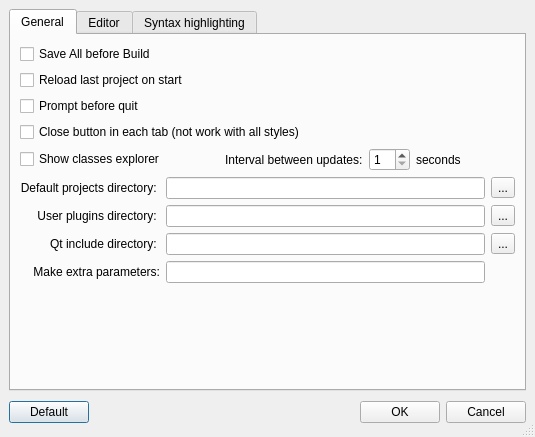
Before: the Qt Designer form ui/options.ui in google-code-export/qdevelop, drawn with Qt 5.
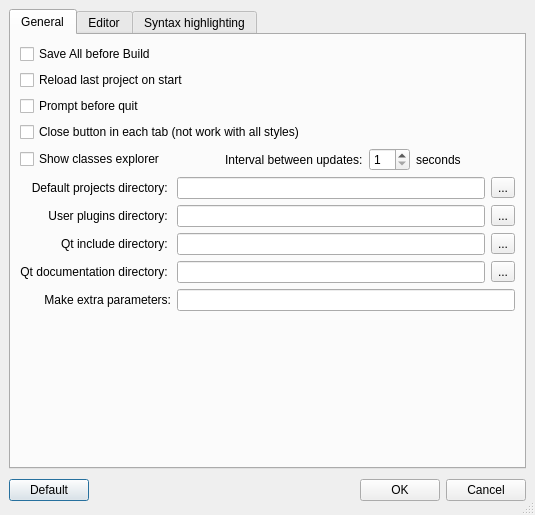
After: the same form once the commit is applied. The open tabs and pages were chosen to show the change. Icons and pictures are not drawn.

Commit message: - Add an option in Options dialog to define the Qt documentation directory which is used to open docs in Assistant.

What changed in the file:
```diff
--- a/ui/options.ui
+++ b/ui/options.ui
@@ -6,7 +6,7 @@
     <x>0</x>
     <y>0</y>
     <width>535</width>
-    <height>379</height>
+    <height>515</height>
    </rect>
   </property>
   <property name="windowTitle" >
@@ -54,104 +54,6 @@
          </property>
         </spacer>
        </item>
-       <item row="4" column="0" >
-        <layout class="QHBoxLayout" >
-         <property name="margin" >
-          <number>0</number>
-         </property>
-         <property name="spacing" >
-          <number>6</number>
-         </property>
-         <item>
-          <widget class="QCheckBox" name="showTreeClasses" >
-           <property name="text" >
-            <string>Show classes explorer</string>
-           </property>
-          </widget>
-         </item>
-         <item>
-          <spacer>
-           <property name="orientation" >
-            <enum>Qt::Horizontal</enum>
-           </property>
-           <property name="sizeHint" >
-            <size>
-             <width>40</width>
-             <height>20</height>
-            </size>
-           </property>
-          </spacer>
-         </item>
-         <item>
-          <widget class="QLabel" name="label_13" >
-           <property name="text" >
-            <string>Interval between updates:</string>
-           </property>
-          </widget>
-         </item>
-         <item>
-          <widget class="QSpinBox" name="interval" >
-           <property name="minimum" >
-            <number>1</number>
-           </property>
-          </widget>
-         </item>
-         <item>
-          <widget class="QLabel" name="label_14" >
-           <property name="text" >
-            <string>seconds</string>
-           </property>
-          </widget>
-         </item>
-         <item>
-          <spacer>
-           <property name="orientation" >
-            <enum>Qt::Horizontal</enum>
-           </property>
-           <property name="sizeHint" >
-            <size>
-             <width>40</width>
-             <height>20</height>
-            </size>
-           </property>
-          </spacer>
-         </item>
-        </layout>
-       </item>
-       <item row="3" column="0" >
-        <widget class="QCheckBox" name="closeButton" >
-         <property name="text" >
-          <string>Close button in each tab (not work with all styles)</string>
-         </property>
-        </widget>
-       </item>
-       <item row="2" column="0" >
-        <widget class="QCheckBox" name="promptBeforeQuit" >
-         <property name="text" >
-          <string>Prompt before quit</string>
-         </property>
-        </widget>
-       </item>
-       <item row="1" column="0" >
-        <widget class="QCheckBox" name="restore" >
-         <property name="text" >
-          <string>Reload last project on start</string>
-         </property>
-         <property name="checked" >
-          <bool>false</bool>
-         </property>
-        </widget>
-       </item>
-       <item row="0" column="0" >
-        <widget class="QCheckBox" name="saveAll" >
-         <property name="text" >
-          <string>Save All before Build</string>
-         </property>
-         <property name="checked" >
-          <bool>false</bool>
-         </property>
-        </widget>
-       </item>
        <item row="5" column="0" >
         <layout class="QGridLayout" >
          <property name="margin" >
@@ -160,39 +62,6 @@
          <property name="spacing" >
           <number>6</number>
          </property>
-         <item row="0" column="1" >
-          <widget class="QLineEdit" name="projectsDirectory" />
-         </item>
-         <item row="3" column="0" >
-          <widget class="QLabel" name="label_16" >
-           <property name="text" >
-            <string>Make extra parameters:</string>
-           </property>
-           <property name="alignment" >
-            <set>Qt::AlignRight|Qt::AlignTrailing|Qt::AlignVCenter</set>
-           </property>
-          </widget>
-         </item>
-         <item row="0" column="0" >
-          <widget class="QLabel" name="label_12" >
-           <property name="text" >
-            <string>Default projects directory: </string>
-           </property>
-           <property name="alignment" >
-            <set>Qt::AlignRight|Qt::AlignTrailing|Qt::AlignVCenter</set>
-           </property>
-          </widget>
-         </item>
-         <item row="1" column="0" >
-          <widget class="QLabel" name="label_15" >
-           <property name="text" >
-            <string>User plugins directory: </string>
-           </property>
-           <property name="alignment" >
-            <set>Qt::AlignRight|Qt::AlignTrailing|Qt::AlignVCenter</set>
-           </property>
-          </widget>
-         </item>
          <item row="2" column="0" >
           <widget class="QLabel" name="label_115" >
            <property name="text" >
@@ -203,6 +72,23 @@
            </property>
           </widget>
          </item>
+         <item row="0" column="2" >
+          <widget class="QToolButton" name="chooseProjectsDirectory" >
+           <property name="text" >
+            <string>...</string>
+           </property>
+          </widget>
+         </item>
+         <item row="0" column="0" >
+          <widget class="QLabel" name="label_12" >
+           <property name="text" >
+            <string>Default projects directory: </string>
+           </property>
+           <property name="alignment" >
+            <set>Qt::AlignRight|Qt::AlignTrailing|Qt::AlignVCenter</set>
+           </property>
+          </widget>
+         </item>
          <item row="1" column="2" >
           <widget class="QToolButton" name="choosePluginsDirectory" >
            <property name="text" >
@@ -210,6 +96,9 @@
            </property>
           </widget>
          </item>
+         <item row="4" column="1" colspan="2" >
+          <widget class="QLineEdit" name="makeOptions" />
+         </item>
          <item row="2" column="2" >
           <widget class="QToolButton" name="chooseIncludeDirectory" >
            <property name="text" >
@@ -217,21 +106,152 @@
            </property>
           </widget>
          </item>
+         <item row="0" column="1" >
+          <widget class="QLineEdit" name="projectsDirectory" />
+         </item>
          <item row="3" column="1" >
-          <widget class="QLineEdit" name="makeOptions" />
+          <widget class="QLineEdit" name="documentationDirectory" />
          </item>
-         <item row="1" column="1" >
-          <widget class="QLineEdit" name="pluginsDirectory" />
+         <item row="3" column="0" >
+          <widget class="QLabel" name="label_116" >
+           <property name="text" >
+            <string>Qt documentation directory: </string>
+           </property>
+           <property name="alignment" >
+            <set>Qt::AlignRight|Qt::AlignTrailing|Qt::AlignVCenter</set>
+           </property>
+          </widget>
+         </item>
+         <item row="4" column="0" >
+          <widget class="QLabel" name="label_16" >
+           <property name="text" >
+            <string>Make extra parameters:</string>
+           </property>
+           <property name="alignment" >
+            <set>Qt::AlignRight|Qt::AlignTrailing|Qt::AlignVCenter</set>
+           </property>
+          </widget>
          </item>
          <item row="2" column="1" >
           <widget class="QLineEdit" name="includeDirectory" />
          </item>
-         <item row="0" column="2" >
-          <widget class="QToolButton" name="chooseProjectsDirectory" >
+         <item row="1" column="1" >
+          <widget class="QLineEdit" name="pluginsDirectory" />
+         </item>
+         <item row="3" column="2" >
+          <widget class="QToolButton" name="chooseDocumentationDirectory" >
            <property name="text" >
             <string>...</string>
            </property>
           </widget>
+         </item>
+         <item row="1" column="0" >
+          <widget class="QLabel" name="label_15" >
+           <property name="text" >
+            <string>User plugins directory: </string>
+           </property>
+           <property name="alignment" >
+            <set>Qt::AlignRight|Qt::AlignTrailing|Qt::AlignVCenter</set>
+           </property>
+          </widget>
+         </item>
+        </layout>
+       </item>
+       <item row="0" column="0" >
+        <widget class="QCheckBox" name="saveAll" >
+         <property name="text" >
+          <string>Save All before Build</string>
+         </property>
+         <property name="checked" >
+          <bool>false</bool>
+         </property>
+        </widget>
+       </item>
+       <item row="1" column="0" >
+        <widget class="QCheckBox" name="restore" >
+         <property name="text" >
+          <string>Reload last project on start</string>
+         </property>
+         <property name="checked" >
+          <bool>false</bool>
+         </property>
+        </widget>
+       </item>
+       <item row="2" column="0" >
+        <widget class="QCheckBox" name="promptBeforeQuit" >
+         <property name="text" >
+          <string>Prompt before quit</string>
+         </property>
+        </widget>
+       </item>
+       <item row="3" column="0" >
+        <widget class="QCheckBox" name="closeButton" >
+         <property name="text" >
+          <string>Close button in each tab (not work with all styles)</string>
+         </property>
+        </widget>
+       </item>
+       <item row="4" column="0" >
+        <layout class="QHBoxLayout" >
+         <property name="margin" >
+          <number>0</number>
+         </property>
+         <property name="spacing" >
+          <number>6</number>
+         </property>
+         <item>
+          <widget class="QCheckBox" name="showTreeClasses" >
+           <property name="text" >
+            <string>Show classes explorer</string>
+           </property>
+          </widget>
+         </item>
+         <item>
+          <spacer>
+           <property name="orientation" >
+            <enum>Qt::Horizontal</enum>
+           </property>
+           <property name="sizeHint" >
+            <size>
+             <width>40</width>
+             <height>20</height>
+            </size>
+           </property>
+          </spacer>
+         </item>
+         <item>
+          <widget class="QLabel" name="label_13" >
+           <property name="text" >
+            <string>Interval between updates:</string>
+           </property>
+          </widget>
+         </item>
+         <item>
+          <widget class="QSpinBox" name="interval" >
+           <property name="minimum" >
+            <number>1</number>
+           </property>
+          </widget>
+         </item>
+         <item>
+          <widget class="QLabel" name="label_14" >
+           <property name="text" >
+            <string>seconds</string>
+           </property>
+          </widget>
+         </item>
+         <item>
+          <spacer>
+           <property name="orientation" >
+            <enum>Qt::Horizontal</enum>
+           </property>
+           <property name="sizeHint" >
+            <size>
+             <width>40</width>
+             <height>20</height>
+            </size>
+           </property>
+          </spacer>
          </item>
         </layout>
        </item>
```
Left out of the diff: 2 changed lines with no effect on the pictures. The commit also changes 6 other files.
